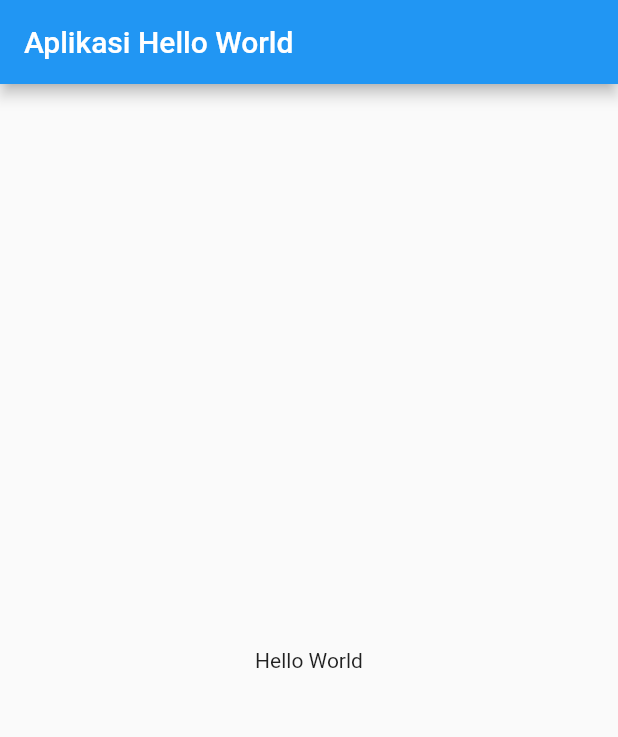
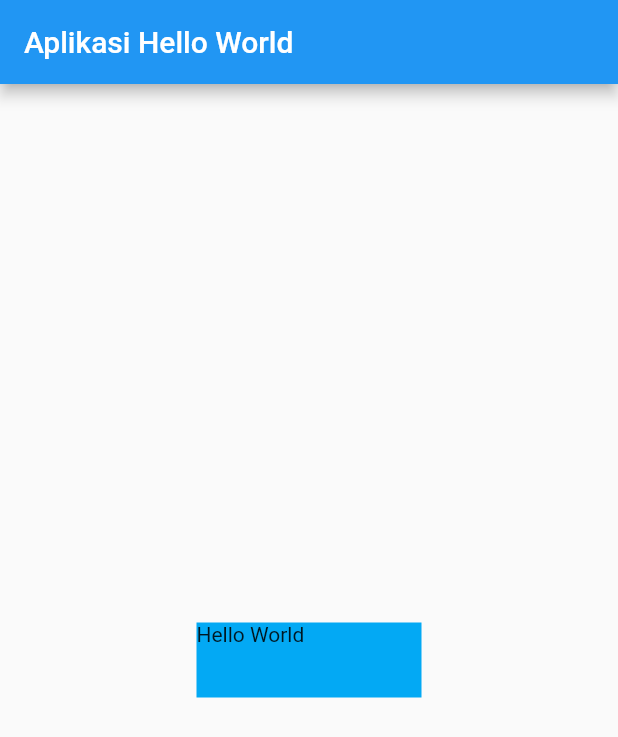
Before and after one commit to krisnachy/flutter_tutorial, a Flutter app: the screen it shows after launch, on a phone screen of 412 x 824 dp. Shown: the top 737 px of the screen. Run offline on Flutter 3.47's test engine with Material 2 defaults, Android fonts, the phone set to English and light mode, and no system bars.

Commit message:
text 1st commit

```diff
--- a/lib/main.dart
+++ b/lib/main.dart
@@ -16,7 +16,12 @@ class MyApp extends StatelessWidget {
         appBar: AppBar(
           title: const Text("Aplikasi Hello World"),
         ),
-        body: const Center(child: Text("Hello World")),
+        body: Center(
+            child: Container(
+                color: Colors.lightBlue,
+                width: 150,
+                height: 50,
+                child: const Text("Hello World"))),
       ),
     );
   }
```
